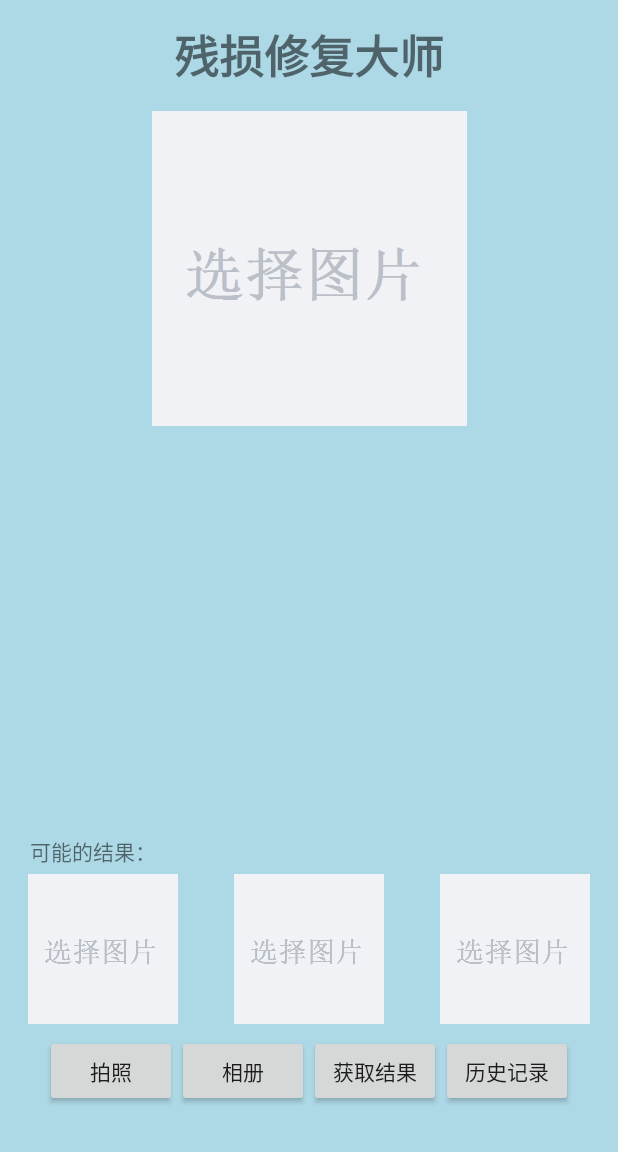
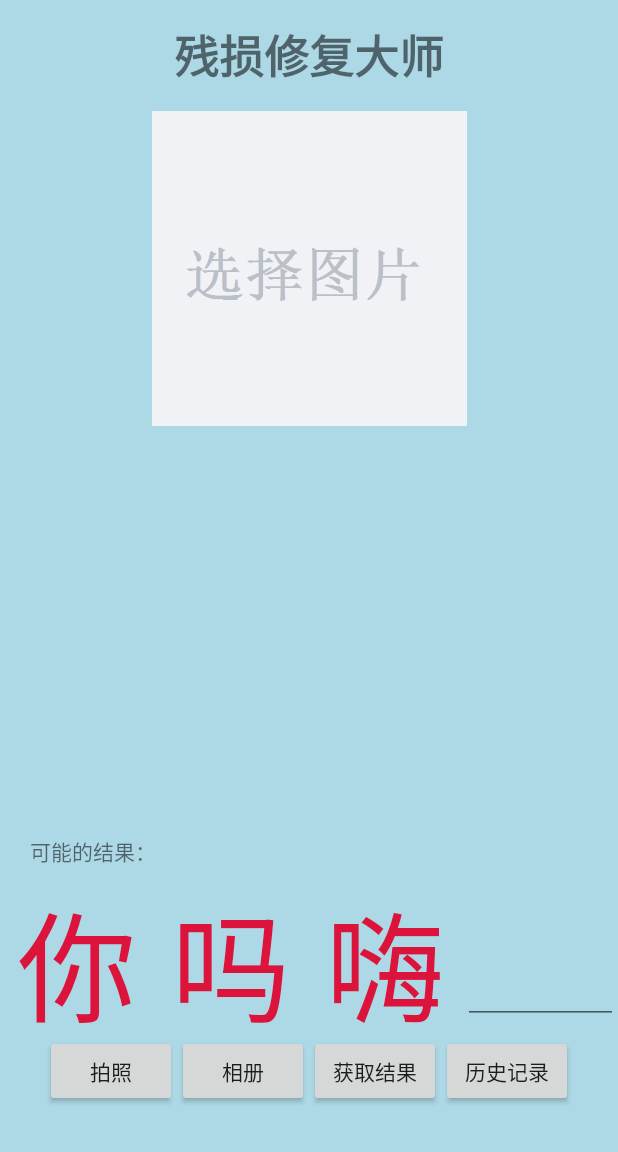
Before and after one commit to Daviddddl/MyPicApp, an Android app: the UploadActivity screen opened directly, with no data from a screen before it, after a tap on "获取结果", on a phone screen of 412 x 824 dp, the part 84-1236 px from its top. Run offline under Robolectric (Android 15) with nearby library versions, the light colour scheme and no system bars; our stand-ins replace ButterKnife; libraries missing offline, so code that uses them is left out: com.jkb.slidemenu, com.wang.avi, kr.co.namee; plain views replace SlideMenuLayout; pictures from the network do not load; 2 statements that could not run were skipped.

Commit message:
新增三个预览可能结果，改成了textview并且有监听

```diff
--- a/app/src/main/java/com/kevin/imageuploadclient/activity/UploadActivity.java
+++ b/app/src/main/java/com/kevin/imageuploadclient/activity/UploadActivity.java
@@ -22,6 +22,7 @@ import android.util.Log;
 import android.view.KeyEvent;
 import android.view.View;
 import android.widget.Button;
+import android.widget.EditText;
 import android.widget.ImageView;
 import android.widget.TextView;
 import android.widget.Toast;
@@ -45,6 +46,7 @@ import java.net.HttpURLConnection;
 import java.net.URL;
 import java.sql.SQLException;
 import java.sql.Time;
+import java.util.ArrayList;
 
 import butterknife.Bind;
 import kr.co.namee.permissiongen.PermissionFail;
@@ -57,7 +59,7 @@ public class UploadActivity extends AppCompatActivity {
     // 根据部署环境设置文件路径
     //static String remotePath = Constant.BASE_URL + "/ImageUploadServer_war/files/images/caffeRes.png";
     static String remotePath = Constant.BASE_URL + "/files/images/caffeRes.jpg";  // 本地测试
-    static String fileName = "caffeRes01.jpg";
+    static String fileName = "caffeRes";
 
     private Button mBtnTakePhoto;
     private Button mBtnSelectPhoto;
@@ -70,6 +72,12 @@ public class UploadActivity extends AppCompatActivity {
     private LQRPhotoSelectUtils mLqrPhotoSelectUtils;
     private ImageView mIvPic;
 
+    private TextView mRes1;
+    private TextView mRes2;
+    private TextView mRes3;
+    private EditText myEditRes;
+
+
     private SlideMenuAction slideMenuAction;
 
     @Override
@@ -80,9 +88,11 @@ public class UploadActivity extends AppCompatActivity {
         mBtnSelectPhoto = findViewById(R.id.btnSelectPhoto);
         mBtnGetRes = findViewById(R.id.getResButton);
         mBtnGetHistory = findViewById(R.id.getHistoryButton);
-        mTvPath = findViewById(R.id.tvPath);
-        mTvUri = findViewById(R.id.tvUri);
         mIvPic = findViewById(R.id.ivPic);
+        mRes1 = findViewById(R.id.res1);
+        mRes2 = findViewById(R.id.res2);
+        mRes3 = findViewById(R.id.res3);
+        myEditRes = findViewById(R.id.my_res);
         progressDialog = new ProgressDialog(this);//进度条
         progressDialog.setCancelable(false);
 
@@ -170,19 +180,23 @@ public class UploadActivity extends AppCompatActivity {
                 // 3、下载结果
                 // 需要配置路径
 
-                /*progressDialog.setMessage("下载中...");
-                showProcessDialog();*/
-                Toast.makeText(getApplicationContext(), "下载成功！", Toast.LENGTH_SHORT).show();
+                //Toast.makeText(getApplicationContext(), "下载成功！", Toast.LENGTH_SHORT).show();
 
-                downLoad(remotePath,fileName);
-                loadImage(fileName);
+                //downLoad(remotePath,fileName);
+                //loadImage(fileName);
 
-                /*handler.postDelayed(new Runnable() {
-                    @Override
-                    public void run() {
-                        hideProcessDialog();
-                    }
-                }, 3000);*/
+                ArrayList<String> result = getResult();
+
+                // 此处要调用服务器获取结果
+                result.add("你");
+                result.add("吗");
+                result.add("嗨");
+
+
+                mRes1.setText(result.get(0));
+                mRes2.setText(result.get(1));
+                mRes3.setText(result.get(2));
+
 
             }
         });
@@ -192,6 +206,36 @@ public class UploadActivity extends AppCompatActivity {
             public void onClick(View v) {
                 // 4、历史记录
                 startActivity(new Intent(getApplicationContext(),HistoryActivity.class));
+            }
+        });
+
+        mRes1.setOnClickListener(new View.OnClickListener() {
+            @Override
+            public void onClick(View v) {
+                // 下载结果图片
+                Toast.makeText(getApplicationContext(), "结果1下载成功！", Toast.LENGTH_SHORT).show();
+                downLoad(remotePath,fileName+"01.jpg");
+                loadImage(fileName+"01.jpg");
+            }
+        });
+
+        mRes2.setOnClickListener(new View.OnClickListener() {
+            @Override
+            public void onClick(View v) {
+                // 下载结果图片
+                Toast.makeText(getApplicationContext(), "结果2下载成功！", Toast.LENGTH_SHORT).show();
+                downLoad(remotePath,fileName+"02.jpg");
+                loadImage(fileName+"02.jpg");
+            }
+        });
+
+        mRes3.setOnClickListener(new View.OnClickListener() {
+            @Override
+            public void onClick(View v) {
+                // 下载结果图片
+                Toast.makeText(getApplicationContext(), "结果3下载成功！", Toast.LENGTH_SHORT).show();
+                downLoad(remotePath,fileName+"03.jpg");
+                loadImage(fileName+"03.jpg");
             }
         });
     }
@@ -342,6 +386,14 @@ public class UploadActivity extends AppCompatActivity {
     }
 
 
+    public static ArrayList<String> getResult(){
+        ArrayList<String> res = new ArrayList<>();
+
+
+        return res;
+    }
+
+
     private void loadImage(String filename) {
         String path = Environment.getExternalStorageDirectory().toString() + "/caffeRes";
         try {
--- a/app/src/main/res/layout/activity_upload.xml
+++ b/app/src/main/res/layout/activity_upload.xml
@@ -136,30 +136,44 @@
         android:layout_alignParentStart="true"
         android:layout_marginBottom="85dp">
 
-        <ImageView
+        <TextView
             android:id="@+id/res1"
             android:layout_width="100dp"
-            android:layout_height="100dp"
+            android:layout_height="match_parent"
             android:layout_weight="1"
-            android:layout_marginBottom="100dp"
-            android:src="@mipmap/default_select_photo" />
+            android:text="1"
+            android:textColor="@color/red"
+            android:textAlignment="center"
+            android:textSize="80sp"/>
 
-        <ImageView
+        <TextView
             android:id="@+id/res2"
             android:layout_width="100dp"
-            android:layout_height="100dp"
+            android:layout_height="match_parent"
             android:layout_weight="1"
-            android:layout_marginBottom="100dp"
-            android:src="@mipmap/default_select_photo" />
+            android:text="2"
+            android:textColor="@color/red"
+            android:textAlignment="center"
+            android:textSize="80sp"/>
 
-        <ImageView
+        <TextView
             android:id="@+id/res3"
             android:layout_width="100dp"
-            android:layout_height="100dp"
+            android:layout_height="match_parent"
             android:layout_weight="1"
-            android:layout_marginBottom="100dp"
-            android:src="@mipmap/default_select_photo" />
+            android:text="3"
+            android:textColor="@color/red"
+            android:textAlignment="center"
+            android:textSize="80sp"/>
 
+        <EditText
+            android:id="@+id/my_res"
+            android:layout_width="100dp"
+            android:layout_height="match_parent"
+            android:layout_weight="1"
+            android:textColor="@color/red"
+            android:textAlignment="center"
+            android:textSize="60sp"/>
 
     </LinearLayout>
 
--- a/app/src/main/res/values/colors.xml
+++ b/app/src/main/res/values/colors.xml
@@ -18,4 +18,6 @@
     <color name="btn_login_bg">#eceef1</color>
     <color name="lbl_name">#333333</color>
     <color name="btn_logut_bg">#ff6861</color>
+
+    <color name="red">#DC143C</color>
 </resources>
```
